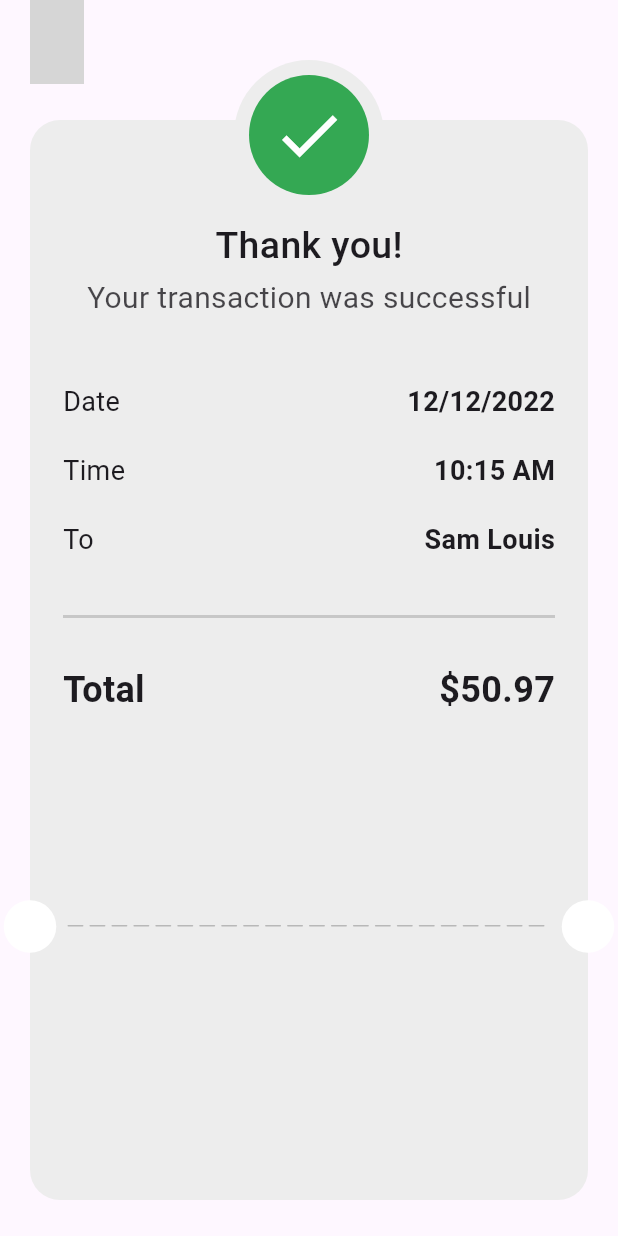
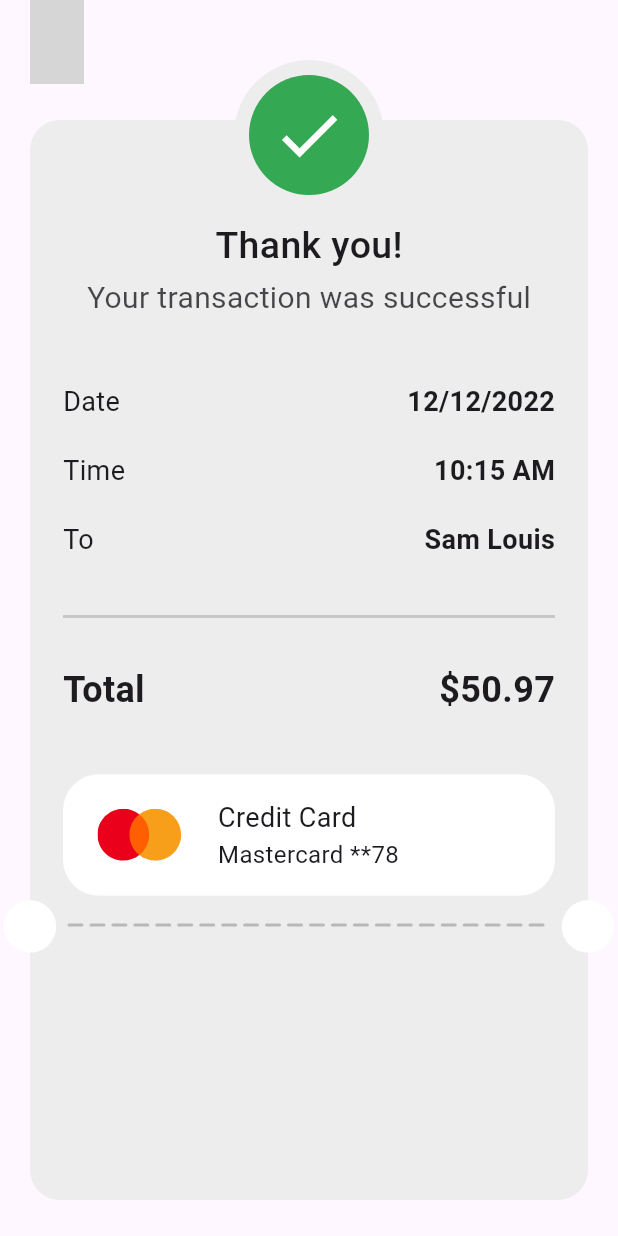
Before and after one commit to HazemAhmed677/payment-getways-app, a Flutter app: the ThankYouView screen opened directly, on a phone screen of 412 x 824 dp. Run offline on Flutter 3.47's test engine with Material 3 defaults, Android fonts, the phone set to English and light mode, and no system bars; our stand-ins replace flutter_credit_card, flutter_svg; Roboto replaces fonts that are missing (Intern); grey boxes are pictures that could not be loaded.

Commit message:
create master card container

```diff
--- /dev/null
+++ b/lib/features/checkout/presentation/views/widgets/custom_master_card_container.dart
@@ -0,0 +1,55 @@
+import 'package:flutter/material.dart';
+// ignore: depend_on_referenced_packages
+import 'package:flutter_svg/flutter_svg.dart';
+import 'package:payment_getways_app/core/utils/app_styles.dart';
+
+class CustomMasterCard extends StatelessWidget {
+  const CustomMasterCard({
+    super.key,
+  });
+
+  @override
+  Widget build(BuildContext context) {
+    return Container(
+      width: double.infinity,
+      decoration: BoxDecoration(
+        color: Colors.white,
+        borderRadius: BorderRadius.circular(
+          24,
+        ),
+      ),
+      child: Padding(
+        padding: const EdgeInsets.symmetric(
+          horizontal: 23.0,
+          vertical: 16,
+        ),
+        child: Row(
+          children: [
+            SvgPicture.asset(
+              'assets/images/masterCardsvg.svg',
+              height: 35,
+            ),
+            const SizedBox(
+              width: 23,
+            ),
+            Column(
+              crossAxisAlignment: CrossAxisAlignment.start,
+              children: [
+                Text(
+                  'Credit Card',
+                  style: AppStyles.regular18,
+                ),
+                Text(
+                  'Mastercard **78',
+                  style: AppStyles.regular18.copyWith(
+                    fontSize: 16,
+                  ),
+                )
+              ],
+            )
+          ],
+        ),
+      ),
+    );
+  }
+}
--- a/lib/features/checkout/presentation/views/widgets/dashed_line.dart
+++ b/lib/features/checkout/presentation/views/widgets/dashed_line.dart
@@ -10,7 +10,7 @@ class DashedLine extends StatelessWidget {
         horizontal: 3,
       ),
       child: SizedBox(
-        height: 1,
+        height: 2,
         child: Row(
           children: List.generate(
             22,
@@ -24,7 +24,7 @@ class DashedLine extends StatelessWidget {
                     decoration: BoxDecoration(
                       color: const Color(0xffB8B8B8),
                       borderRadius: BorderRadius.circular(
-                        6,
+                        12,
                       ),
                     ),
                   ),
--- a/lib/features/checkout/presentation/views/widgets/thank_view_body.dart
+++ b/lib/features/checkout/presentation/views/widgets/thank_view_body.dart
@@ -3,6 +3,7 @@ import 'package:flutter/material.dart';
 import 'package:flutter/widgets.dart';
 import 'package:payment_getways_app/features/checkout/presentation/views/widgets/custom_check_avatar.dart';
 import 'package:payment_getways_app/features/checkout/presentation/views/widgets/custom_decorate_circle.dart';
+import 'package:payment_getways_app/features/checkout/presentation/views/widgets/custom_master_card_container.dart';
 import 'package:payment_getways_app/features/checkout/presentation/views/widgets/dashed_line.dart';
 import 'package:payment_getways_app/features/checkout/presentation/views/widgets/thank_you_elements.dart';
 
@@ -49,8 +50,14 @@ class ThankViewBody extends StatelessWidget {
               Positioned(
                   left: 0,
                   right: 0,
-                  bottom: MediaQuery.sizeOf(context).height * 0.2 + 17.5,
-                  child: const DashedLine()),
+                  bottom: MediaQuery.sizeOf(context).height * 0.2 + 38,
+                  child: const CustomMasterCard()),
+              Positioned(
+                left: 0,
+                right: 0,
+                bottom: MediaQuery.sizeOf(context).height * 0.2 + 17.5,
+                child: const DashedLine(),
+              ),
             ],
           ),
         ),
--- a/lib/features/checkout/presentation/views/widgets/thank_you_elements.dart
+++ b/lib/features/checkout/presentation/views/widgets/thank_you_elements.dart
@@ -23,12 +23,6 @@ class ThankYouElements extends StatelessWidget {
           height: 24,
         ),
         const TotalPrice(),
-        const SizedBox(
-          height: 30,
-        ),
-        const SizedBox(
-          height: 58,
-        ),
       ],
     );
   }
--- a/pubspec.yaml
+++ b/pubspec.yaml
@@ -28,13 +28,11 @@ environment:
 # the latest version available on pub.dev. To see which dependencies have newer
 # versions available, run `flutter pub outdated`.
 dependencies:
-
-  # The following adds the Cupertino Icons font to your application.
-  # Use with the CupertinoIcons class for iOS style icons.
   cupertino_icons: ^1.0.6
   flutter:
     sdk: flutter
   flutter_credit_card: ^4.0.1
+  font_awesome_flutter: ^10.7.0
 
 dev_dependencies:
   flutter_lints: ^3.0.0
```
Also changed, not shown: assets/images/masterCardsvg.svg (added).
